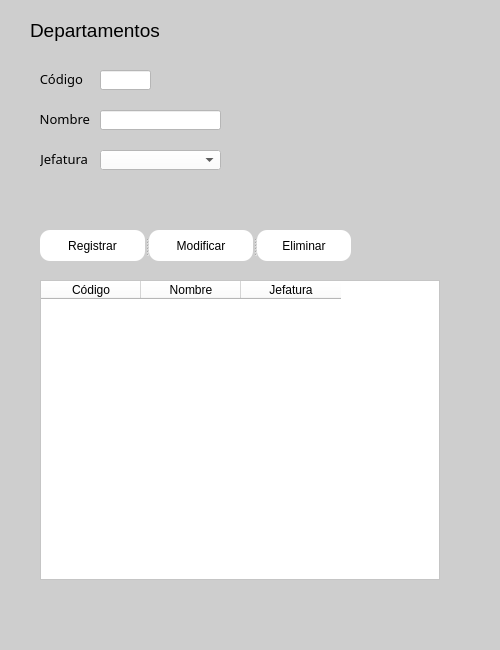
First picture: the form in src/004_departamentos.ui, repository rvqzs/tresPatitos, before the edit.
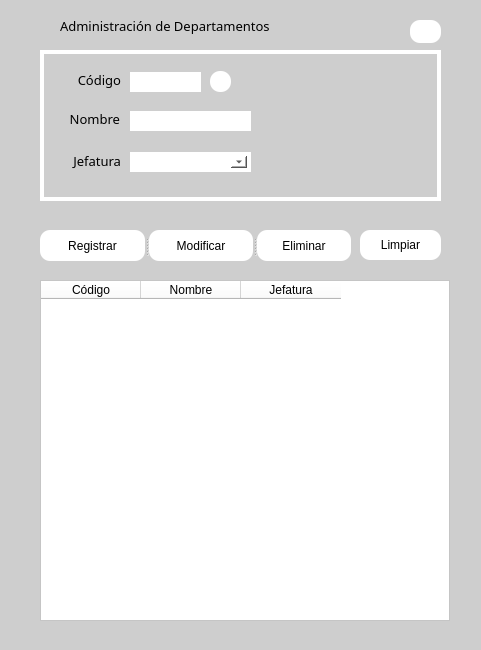
Second picture: the form after the edit. Icons and pictures are not drawn.

Diff of the .ui file:
```diff
--- a/src/004_departamentos.ui
+++ b/src/004_departamentos.ui
@@ -6,13 +6,13 @@
    <rect>
     <x>0</x>
     <y>0</y>
-    <width>500</width>
+    <width>481</width>
     <height>650</height>
    </rect>
   </property>
   <property name="minimumSize">
    <size>
-    <width>500</width>
+    <width>480</width>
     <height>650</height>
    </size>
   </property>
@@ -31,19 +31,28 @@
   <widget class="QLabel" name="lbl_departamentos">
    <property name="geometry">
     <rect>
-     <x>30</x>
+     <x>60</x>
      <y>10</y>
-     <width>141</width>
-     <height>41</height>
+     <width>211</width>
+     <height>31</height>
     </rect>
    </property>
    <property name="font">
     <font>
-     <pointsize>14</pointsize>
+     <family>Segoe UI Semibold</family>
+     <pointsize>10</pointsize>
+     <weight>5</weight>
+     <italic>false</italic>
+     <bold>false</bold>
     </font>
    </property>
+   <property name="styleSheet">
+    <string notr="true">font: 43 10pt &quot;Segoe UI Semibold&quot;;
+border:none;
+background-color: rgba(0,0,0,0%);</string>
+   </property>
    <property name="text">
-    <string>Departamentos</string>
+    <string>Administración de Departamentos</string>
    </property>
   </widget>
   <widget class="QTableWidget" name="tblDepartamentos">
@@ -51,25 +60,40 @@
     <rect>
      <x>40</x>
      <y>280</y>
-     <width>400</width>
-     <height>300</height>
+     <width>410</width>
+     <height>341</height>
     </rect>
    </property>
    <property name="minimumSize">
     <size>
-     <width>400</width>
-     <height>300</height>
+     <width>410</width>
+     <height>320</height>
     </size>
    </property>
    <property name="maximumSize">
     <size>
-     <width>400</width>
-     <height>300</height>
+     <width>1500</width>
+     <height>1500</height>
     </size>
    </property>
    <property name="styleSheet">
     <string notr="true">background-color: rgb(255, 255, 255);</string>
    </property>
+   <property name="editTriggers">
+    <set>QAbstractItemView::NoEditTriggers</set>
+   </property>
+   <property name="alternatingRowColors">
+    <bool>true</bool>
+   </property>
+   <property name="selectionMode">
+    <enum>QAbstractItemView::SingleSelection</enum>
+   </property>
+   <property name="sortingEnabled">
+    <bool>true</bool>
+   </property>
+   <property name="wordWrap">
+    <bool>false</bool>
+   </property>
    <property name="rowCount">
     <number>0</number>
    </property>
@@ -92,144 +116,6 @@
     </property>
    </column>
   </widget>
-  <widget class="QLineEdit" name="txt_codigo">
-   <property name="geometry">
-    <rect>
-     <x>100</x>
-     <y>70</y>
-     <width>51</width>
-     <height>20</height>
-    </rect>
-   </property>
-   <property name="styleSheet">
-    <string notr="true">background-color: rgb(255, 255, 255);</string>
-   </property>
-  </widget>
-  <widget class="QLineEdit" name="txt_nombre">
-   <property name="geometry">
-    <rect>
-     <x>100</x>
-     <y>110</y>
-     <width>121</width>
-     <height>20</height>
-    </rect>
-   </property>
-   <property name="styleSheet">
-    <string notr="true">background-color: rgb(255, 255, 255);</string>
-   </property>
-  </widget>
-  <widget class="QComboBox" name="cmb_jefatura">
-   <property name="enabled">
-    <bool>true</bool>
-   </property>
-   <property name="geometry">
-    <rect>
-     <x>100</x>
-     <y>150</y>
-     <width>121</width>
-     <height>20</height>
-    </rect>
-   </property>
-   <property name="sizePolicy">
-    <sizepolicy hsizetype="Maximum" vsizetype="Fixed">
-     <horstretch>0</horstretch>
-     <verstretch>0</verstretch>
-    </sizepolicy>
-   </property>
-   <property name="styleSheet">
-    <string notr="true">background-color: rgb(255, 255, 255);</string>
-   </property>
-   <property name="editable">
-    <bool>false</bool>
-   </property>
-   <property name="currentText">
-    <string/>
-   </property>
-  </widget>
-  <widget class="QLabel" name="lbl_codigo">
-   <property name="geometry">
-    <rect>
-     <x>40</x>
-     <y>70</y>
-     <width>43</width>
-     <height>17</height>
-    </rect>
-   </property>
-   <property name="font">
-    <font>
-     <family>Segoe UI Semibold</family>
-     <pointsize>10</pointsize>
-     <weight>7</weight>
-     <italic>false</italic>
-     <bold>false</bold>
-    </font>
-   </property>
-   <property name="styleSheet">
-    <string notr="true">font: 63 10pt &quot;Segoe UI Semibold&quot;;</string>
-   </property>
-   <property name="text">
-    <string>Código</string>
-   </property>
-   <property name="alignment">
-    <set>Qt::AlignRight|Qt::AlignTrailing|Qt::AlignVCenter</set>
-   </property>
-  </widget>
-  <widget class="QLabel" name="lbl_nombre">
-   <property name="geometry">
-    <rect>
-     <x>40</x>
-     <y>110</y>
-     <width>50</width>
-     <height>17</height>
-    </rect>
-   </property>
-   <property name="font">
-    <font>
-     <family>Segoe UI Semibold</family>
-     <pointsize>10</pointsize>
-     <weight>7</weight>
-     <italic>false</italic>
-     <bold>false</bold>
-    </font>
-   </property>
-   <property name="styleSheet">
-    <string notr="true">font: 63 10pt &quot;Segoe UI Semibold&quot;;</string>
-   </property>
-   <property name="text">
-    <string>Nombre</string>
-   </property>
-   <property name="alignment">
-    <set>Qt::AlignRight|Qt::AlignTrailing|Qt::AlignVCenter</set>
-   </property>
-  </widget>
-  <widget class="QLabel" name="lbl_jefatura">
-   <property name="geometry">
-    <rect>
-     <x>40</x>
-     <y>150</y>
-     <width>48</width>
-     <height>17</height>
-    </rect>
-   </property>
-   <property name="font">
-    <font>
-     <family>Segoe UI Semibold</family>
-     <pointsize>10</pointsize>
-     <weight>7</weight>
-     <italic>false</italic>
-     <bold>false</bold>
-    </font>
-   </property>
-   <property name="styleSheet">
-    <string notr="true">font: 63 10pt &quot;Segoe UI Semibold&quot;;</string>
-   </property>
-   <property name="text">
-    <string>Jefatura</string>
-   </property>
-   <property name="alignment">
-    <set>Qt::AlignRight|Qt::AlignTrailing|Qt::AlignVCenter</set>
-   </property>
-  </widget>
   <widget class="QSplitter" name="splitter">
    <property name="geometry">
     <rect>
@@ -312,18 +198,370 @@
     </property>
    </widget>
   </widget>
-  <zorder>lbl_departamentos</zorder>
-  <zorder>tblDepartamentos</zorder>
-  <zorder>txt_codigo</zorder>
-  <zorder>txt_nombre</zorder>
-  <zorder>cmb_jefatura</zorder>
-  <zorder>lbl_codigo</zorder>
-  <zorder>lbl_nombre</zorder>
-  <zorder>lbl_jefatura</zorder>
-  <zorder>splitter</zorder>
-  <zorder>btn_registrar</zorder>
-  <zorder>btn_editar</zorder>
-  <zorder>btn_eliminar</zorder>
+  <widget class="QLabel" name="labelHeader">
+   <property name="geometry">
+    <rect>
+     <x>20</x>
+     <y>10</y>
+     <width>31</width>
+     <height>31</height>
+    </rect>
+   </property>
+   <property name="font">
+    <font>
+     <family>Segoe UI Semibold</family>
+     <pointsize>10</pointsize>
+     <weight>7</weight>
+     <italic>false</italic>
+     <bold>false</bold>
+    </font>
+   </property>
+   <property name="styleSheet">
+    <string notr="true">font: 63 10pt &quot;Segoe UI Semibold&quot;;
+background-color: rgba(0,0,0,0%);</string>
+   </property>
+   <property name="text">
+    <string/>
+   </property>
+   <property name="pixmap">
+    <pixmap>../res/iconDepartamentoHeader.png</pixmap>
+   </property>
+   <property name="alignment">
+    <set>Qt::AlignRight|Qt::AlignTrailing|Qt::AlignVCenter</set>
+   </property>
+  </widget>
+  <widget class="QFrame" name="frame">
+   <property name="geometry">
+    <rect>
+     <x>40</x>
+     <y>50</y>
+     <width>401</width>
+     <height>151</height>
+    </rect>
+   </property>
+   <property name="toolTip">
+    <string/>
+   </property>
+   <property name="toolTipDuration">
+    <number>-1</number>
+   </property>
+   <property name="accessibleDescription">
+    <string>Generar código</string>
+   </property>
+   <property name="styleSheet">
+    <string notr="true">border:4px solid;
+border-color: rgb(255, 255, 255);</string>
+   </property>
+   <property name="frameShape">
+    <enum>QFrame::StyledPanel</enum>
+   </property>
+   <property name="frameShadow">
+    <enum>QFrame::Raised</enum>
+   </property>
+   <widget class="QLabel" name="lbl_codigo">
+    <property name="geometry">
+     <rect>
+      <x>30</x>
+      <y>20</y>
+      <width>51</width>
+      <height>20</height>
+     </rect>
+    </property>
+    <property name="font">
+     <font>
+      <family>Segoe UI Semibold</family>
+      <pointsize>10</pointsize>
+      <weight>7</weight>
+      <italic>false</italic>
+      <bold>false</bold>
+     </font>
+    </property>
+    <property name="styleSheet">
+     <string notr="true">font: 63 10pt &quot;Segoe UI Semibold&quot;;
+border:none;</string>
+    </property>
+    <property name="text">
+     <string>Código</string>
+    </property>
+    <property name="alignment">
+     <set>Qt::AlignRight|Qt::AlignTrailing|Qt::AlignVCenter</set>
+    </property>
+   </widget>
+   <widget class="QLabel" name="lbl_nombre">
+    <property name="geometry">
+     <rect>
+      <x>30</x>
+      <y>60</y>
+      <width>50</width>
+      <height>17</height>
+     </rect>
+    </property>
+    <property name="font">
+     <font>
+      <family>Segoe UI Semibold</family>
+      <pointsize>10</pointsize>
+      <weight>7</weight>
+      <italic>false</italic>
+      <bold>false</bold>
+     </font>
+    </property>
+    <property name="styleSheet">
+     <string notr="true">font: 63 10pt &quot;Segoe UI Semibold&quot;;
+border:none;</string>
+    </property>
+    <property name="text">
+     <string>Nombre</string>
+    </property>
+    <property name="alignment">
+     <set>Qt::AlignRight|Qt::AlignTrailing|Qt::AlignVCenter</set>
+    </property>
+   </widget>
+   <widget class="QLabel" name="lbl_jefatura">
+    <property name="geometry">
+     <rect>
+      <x>30</x>
+      <y>100</y>
+      <width>51</width>
+      <height>21</height>
+     </rect>
+    </property>
+    <property name="font">
+     <font>
+      <family>Segoe UI Semibold</family>
+      <pointsize>10</pointsize>
+      <weight>7</weight>
+      <italic>false</italic>
+      <bold>false</bold>
+     </font>
+    </property>
+    <property name="styleSheet">
+     <string notr="true">font: 63 10pt &quot;Segoe UI Semibold&quot;;
+border:none;</string>
+    </property>
+    <property name="text">
+     <string>Jefatura</string>
+    </property>
+    <property name="alignment">
+     <set>Qt::AlignRight|Qt::AlignTrailing|Qt::AlignVCenter</set>
+    </property>
+   </widget>
+   <widget class="QLineEdit" name="txt_codigo">
+    <property name="geometry">
+     <rect>
+      <x>90</x>
+      <y>22</y>
+      <width>71</width>
+      <height>20</height>
+     </rect>
+    </property>
+    <property name="styleSheet">
+     <string notr="true">background-color: rgb(255, 255, 255);</string>
+    </property>
+   </widget>
+   <widget class="QLineEdit" name="txt_nombre">
+    <property name="geometry">
+     <rect>
+      <x>90</x>
+      <y>61</y>
+      <width>121</width>
+      <height>20</height>
+     </rect>
+    </property>
+    <property name="styleSheet">
+     <string notr="true">background-color: rgb(255, 255, 255);</string>
+    </property>
+   </widget>
+   <widget class="QComboBox" name="cmb_jefatura">
+    <property name="enabled">
+     <bool>true</bool>
+    </property>
+    <property name="geometry">
+     <rect>
+      <x>90</x>
+      <y>102</y>
+      <width>121</width>
+      <height>20</height>
+     </rect>
+    </property>
+    <property name="sizePolicy">
+     <sizepolicy hsizetype="Maximum" vsizetype="Fixed">
+      <horstretch>0</horstretch>
+      <verstretch>0</verstretch>
+     </sizepolicy>
+    </property>
+    <property name="styleSheet">
+     <string notr="true">background-color: rgb(255, 255, 255);</string>
+    </property>
+    <property name="editable">
+     <bool>false</bool>
+    </property>
+    <property name="currentText">
+     <string/>
+    </property>
+   </widget>
+   <widget class="QLabel" name="lbl_codigo_2">
+    <property name="geometry">
+     <rect>
+      <x>240</x>
+      <y>20</y>
+      <width>121</width>
+      <height>111</height>
+     </rect>
+    </property>
+    <property name="sizePolicy">
+     <sizepolicy hsizetype="Expanding" vsizetype="Expanding">
+      <horstretch>0</horstretch>
+      <verstretch>0</verstretch>
+     </sizepolicy>
+    </property>
+    <property name="font">
+     <font>
+      <family>Segoe UI Semibold</family>
+      <pointsize>10</pointsize>
+      <weight>7</weight>
+      <italic>false</italic>
+      <bold>false</bold>
+     </font>
+    </property>
+    <property name="styleSheet">
+     <string notr="true">font: 63 10pt &quot;Segoe UI Semibold&quot;;
+border:none;
+</string>
+    </property>
+    <property name="text">
+     <string/>
+    </property>
+    <property name="pixmap">
+     <pixmap>../res/icons8-stacked-organizational-chart-highlighted-parent-node-96.png</pixmap>
+    </property>
+    <property name="alignment">
+     <set>Qt::AlignRight|Qt::AlignTrailing|Qt::AlignVCenter</set>
+    </property>
+   </widget>
+   <widget class="QPushButton" name="btnNewCode">
+    <property name="geometry">
+     <rect>
+      <x>170</x>
+      <y>21</y>
+      <width>21</width>
+      <height>21</height>
+     </rect>
+    </property>
+    <property name="toolTip">
+     <string>Auto rellenar</string>
+    </property>
+    <property name="toolTipDuration">
+     <number>0</number>
+    </property>
+    <property name="styleSheet">
+     <string notr="true">QPushButton{
+background-color:rgb(255, 255, 255);
+border:none;
+border-radius:10px;
+font: 63 10pt &quot;Segoe UI Semibold&quot;;
+}
+
+QPushButton:hover{
+
+border:2px solid #55C1FA;
+border-radius:10px;
+}</string>
+    </property>
+    <property name="text">
+     <string/>
+    </property>
+    <property name="icon">
+     <iconset>
+      <normaloff>../res/iconNewDoc.png</normaloff>../res/iconNewDoc.png</iconset>
+    </property>
+   </widget>
+  </widget>
+  <widget class="QPushButton" name="btnLimpiar">
+   <property name="geometry">
+    <rect>
+     <x>360</x>
+     <y>230</y>
+     <width>81</width>
+     <height>30</height>
+    </rect>
+   </property>
+   <property name="maximumSize">
+    <size>
+     <width>90</width>
+     <height>30</height>
+    </size>
+   </property>
+   <property name="toolTip">
+    <string>CTRL+W</string>
+   </property>
+   <property name="styleSheet">
+    <string notr="true">QPushButton{
+background-color:rgb(255, 255, 255);
+border:none;
+border-radius:10px;
+font: 63 10pt &quot;Segoe UI Semibold&quot;;
+}
+
+QPushButton:hover{
+
+border:2px solid #55C1FA;
+border-radius:10px;
+}</string>
+   </property>
+   <property name="text">
+    <string>Limpiar</string>
+   </property>
+   <property name="icon">
+    <iconset>
+     <normaloff>../res/btnClear.png</normaloff>../res/btnClear.png</iconset>
+   </property>
+   <property name="iconSize">
+    <size>
+     <width>18</width>
+     <height>18</height>
+    </size>
+   </property>
+   <property name="shortcut">
+    <string>Ctrl+W</string>
+   </property>
+  </widget>
+  <widget class="QPushButton" name="btnRefresh">
+   <property name="geometry">
+    <rect>
+     <x>410</x>
+     <y>20</y>
+     <width>31</width>
+     <height>23</height>
+    </rect>
+   </property>
+   <property name="toolTip">
+    <string>CTRL+R</string>
+   </property>
+   <property name="styleSheet">
+    <string notr="true">QPushButton{
+background-color:rgb(255, 255, 255);
+border:none;
+border-radius:10px;
+font: 63 10pt &quot;Segoe UI Semibold&quot;;
+}
+
+QPushButton:hover{
+
+border:2px solid #55C1FA;
+border-radius:10px;
+}</string>
+   </property>
+   <property name="text">
+    <string/>
+   </property>
+   <property name="icon">
+    <iconset>
+     <normaloff>../res/icons8-refresh-48.png</normaloff>../res/icons8-refresh-48.png</iconset>
+   </property>
+   <property name="shortcut">
+    <string/>
+   </property>
+  </widget>
  </widget>
  <resources/>
  <connections/>
```
Left out of the diff: 52 changed lines with no effect on the pictures.
